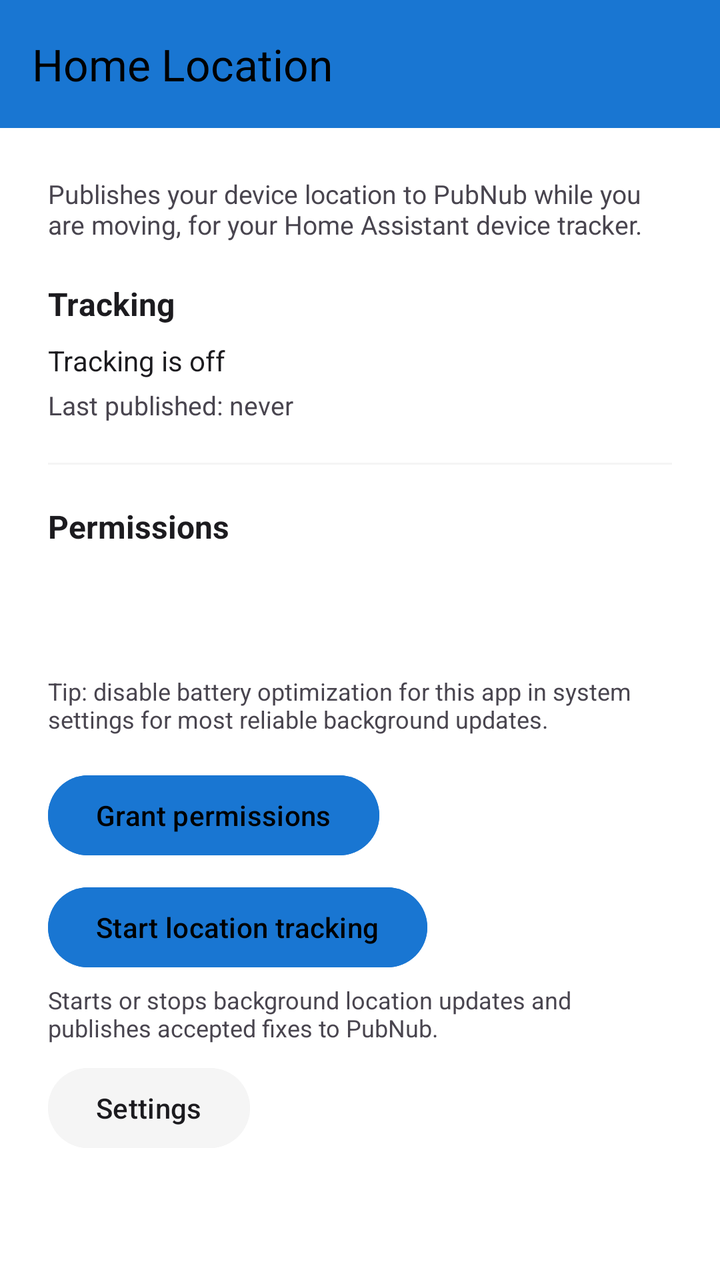
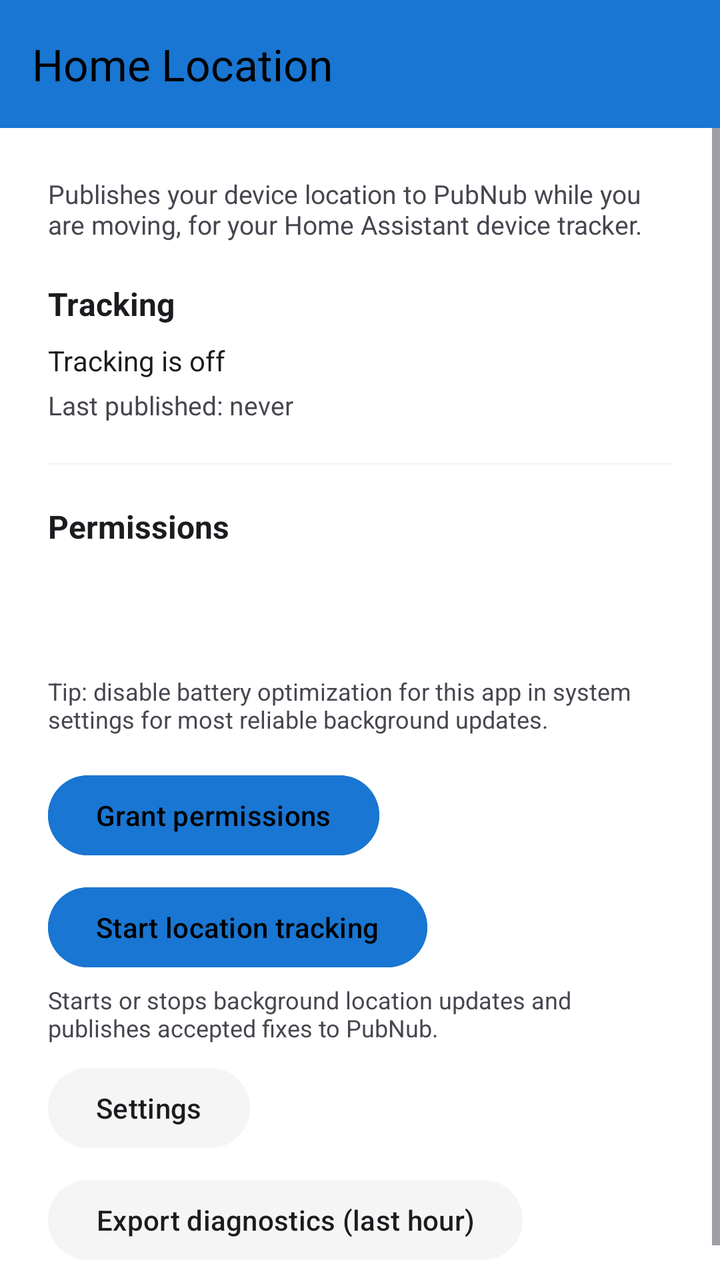

Screens rendered from an Android XML layout before and after an edit, with the pre-edit source and the edit as a unified diff.
<!-- AndroidManifest.xml: activity theme Theme.HomeLocation -->
<!-- res/layout/activity_main.xml -->
<?xml version="1.0" encoding="utf-8"?>
<LinearLayout xmlns:android="http://schemas.android.com/apk/res/android"
    xmlns:app="http://schemas.android.com/apk/res-auto"
    xmlns:tools="http://schemas.android.com/tools"
    android:layout_width="match_parent"
    android:layout_height="match_parent"
    android:orientation="vertical"
    android:background="@color/surface"
    tools:context=".MainActivity">

    <androidx.appcompat.widget.Toolbar
        android:id="@+id/toolbar"
        android:layout_width="match_parent"
        android:layout_height="?attr/actionBarSize"
        android:background="@color/primary"
        app:title="@string/main_toolbar_title"
        app:titleTextColor="@color/black" />

    <ScrollView
        android:layout_width="match_parent"
        android:layout_height="match_parent">

        <LinearLayout
            android:layout_width="match_parent"
            android:layout_height="wrap_content"
            android:orientation="vertical"
            android:padding="24dp">

            <TextView
                android:layout_width="match_parent"
                android:layout_height="wrap_content"
                android:text="@string/main_description"
                android:textSize="13sp"
                android:textColor="@color/on_surface_secondary"
                android:layout_marginBottom="20dp" />

            <TextView
                android:layout_width="wrap_content"
                android:layout_height="wrap_content"
                android:text="@string/main_section_tracking"
                android:textSize="16sp"
                android:textStyle="bold"
                android:textColor="@color/on_surface"
                android:layout_marginBottom="8dp" />

            <TextView
                android:id="@+id/tvTrackingStatus"
                android:layout_width="wrap_content"
                android:layout_height="wrap_content"
                android:text="@string/tracking_off"
                android:textSize="14sp"
                android:textColor="@color/on_surface" />

            <TextView
                android:id="@+id/tvMovementState"
                android:layout_width="wrap_content"
                android:layout_height="wrap_content"
                android:layout_marginTop="4dp"
                android:textSize="13sp"
                android:textColor="@color/on_surface_secondary"
                android:visibility="gone" />

            <TextView
                android:id="@+id/tvLastPublished"
                android:layout_width="wrap_content"
                android:layout_height="wrap_content"
                android:layout_marginTop="4dp"
                android:text="@string/last_published_never"
                android:textSize="13sp"
                android:textColor="@color/on_surface_secondary" />

            <View
                android:layout_width="match_parent"
                android:layout_height="1dp"
                android:background="@color/surface_variant"
                android:layout_marginTop="20dp"
                android:layout_marginBottom="20dp" />

            <TextView
                android:layout_width="wrap_content"
                android:layout_height="wrap_content"
                android:text="@string/main_section_permissions"
                android:textSize="16sp"
                android:textStyle="bold"
                android:textColor="@color/on_surface"
                android:layout_marginBottom="8dp" />

            <TextView
                android:id="@+id/tvPermissionStatus"
                android:layout_width="match_parent"
                android:layout_height="wrap_content"
                android:textSize="13sp"
                android:textColor="@color/on_surface_secondary" />

            <TextView
                android:id="@+id/tvPubnubStatus"
                android:layout_width="match_parent"
                android:layout_height="wrap_content"
                android:layout_marginTop="8dp"
                android:textSize="13sp"
                android:textColor="@color/on_surface_secondary" />

            <TextView
                android:layout_width="match_parent"
                android:layout_height="wrap_content"
                android:layout_marginTop="12dp"
                android:text="@string/battery_note"
                android:textSize="12sp"
                android:textColor="@color/on_surface_secondary" />

            <Button
                android:id="@+id/btnGrantPermissions"
                android:layout_width="wrap_content"
                android:layout_height="wrap_content"
                android:layout_marginTop="16dp"
                android:text="@string/btn_grant_permissions"
                android:backgroundTint="@color/primary"
                android:textColor="@color/black" />

            <Button
                android:id="@+id/btnToggleTracking"
                android:layout_width="wrap_content"
                android:layout_height="wrap_content"
                android:layout_marginTop="8dp"
                android:text="@string/btn_enable_tracking"
                android:backgroundTint="@color/primary"
                android:textColor="@color/black" />

            <TextView
                android:layout_width="match_parent"
                android:layout_height="wrap_content"
                android:layout_marginTop="4dp"
                android:text="@string/tracking_button_hint"
                android:textColor="@color/on_surface_secondary"
                android:textSize="12sp" />

            <Button
                android:id="@+id/btnSettings"
                android:layout_width="wrap_content"
                android:layout_height="wrap_content"
                android:layout_marginTop="8dp"
                android:text="@string/btn_settings"
                android:backgroundTint="@color/surface_variant"
                android:textColor="@color/on_surface" />

        </LinearLayout>
    </ScrollView>
</LinearLayout>
<!-- resources referenced by this layout -->
<resources>
  <color name="black">#000000</color>
  <color name="on_surface">#1C1B1F</color>
  <color name="on_surface_secondary">#49454F</color>
  <color name="primary">#1976D2</color>
  <color name="surface">#FFFFFF</color>
  <color name="surface_variant">#F5F5F5</color>
  <string name="battery_note">Tip: disable battery optimization for this app in system settings for most reliable background updates.</string>
  <string name="btn_enable_tracking">Start location tracking</string>
  <string name="btn_grant_permissions">Grant permissions</string>
  <string name="btn_settings">Settings</string>
  <string name="last_published_never">Last published: never</string>
  <string name="main_description">Publishes your device location to PubNub while you are moving, for your Home Assistant device tracker.</string>
  <string name="main_section_permissions">Permissions</string>
  <string name="main_section_tracking">Tracking</string>
  <string name="main_toolbar_title">Home Location</string>
  <string name="tracking_button_hint">Starts or stops background location updates and publishes accepted fixes to PubNub.</string>
  <string name="tracking_off">Tracking is off</string>
  <style name="Theme.HomeLocation" parent="Theme.Material3.DayNight.NoActionBar">
          <item name="colorPrimary">@color/primary</item>
          <item name="colorPrimaryContainer">@color/primary_light</item>
          <item name="colorOnPrimary">@color/black</item>
          <item name="android:windowBackground">@color/surface</item>
          <item name="android:textColorPrimary">@color/on_surface</item>
          <item name="android:textColorSecondary">@color/on_surface_secondary</item>
      </style>
  <color name="primary_light">#D7E9FC</color>
</resources>

<!-- the commit's change to res/layout/activity_main.xml (unified diff, before → after) -->
@@ -143,6 +143,15 @@
                 android:backgroundTint="@color/surface_variant"
                 android:textColor="@color/on_surface" />
 
+            <Button
+                android:id="@+id/btnExportDiagnostics"
+                android:layout_width="wrap_content"
+                android:layout_height="wrap_content"
+                android:layout_marginTop="8dp"
+                android:text="@string/btn_export_diagnostics"
+                android:backgroundTint="@color/surface_variant"
+                android:textColor="@color/on_surface" />
+
         </LinearLayout>
     </ScrollView>
 </LinearLayout>
<!-- resource entries referenced after the edit -->
@@ -8,6 +8,7 @@
   <color name="surface_variant">#F5F5F5</color>
   <string name="battery_note">Tip: disable battery optimization for this app in system settings for most reliable background updates.</string>
   <string name="btn_enable_tracking">Start location tracking</string>
+  <string name="btn_export_diagnostics">Export diagnostics (last hour)</string>
   <string name="btn_grant_permissions">Grant permissions</string>
   <string name="btn_settings">Settings</string>
   <string name="last_published_never">Last published: never</string>
